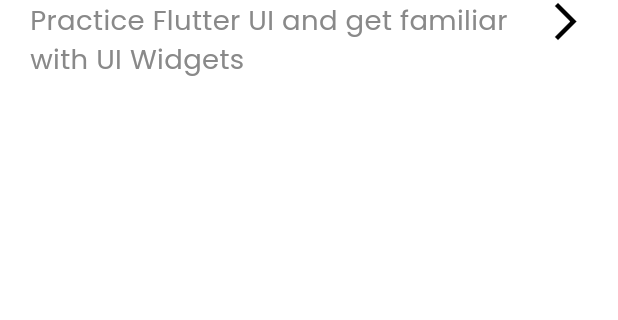
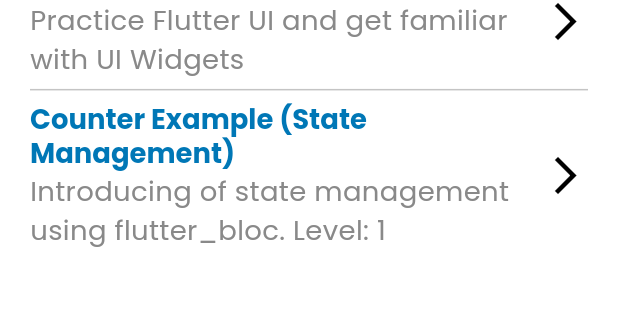
Before and after one commit to rbennum/kelas-flutter-starting-project, a Flutter app: the screen it shows after launch, on a phone screen of 412 x 824 dp, the part 167-487 px from its top. Run offline on Flutter 3.47's test engine with Material 3 defaults, Android fonts, the phone set to English and light mode, and no system bars; our stand-ins replace auto_route, bloc, dio, flutter_screenutil, fluttertoast, fpdart and 6 more; generated files the repository leaves out were written again.

Commit message:
feat: create counter app

```diff
--- a/lib/core/routes/app_router.dart
+++ b/lib/core/routes/app_router.dart
@@ -7,6 +7,7 @@
   List<AutoRoute> routes = [
     AutoRoute(page: SplashRoute.page, initial: true),
     AutoRoute(page: DummyUIRoute.page),
-    AutoRoute(page: DummyUIListRoute.page)
+    AutoRoute(page: DummyUIListRoute.page),
+    AutoRoute(page: CounterRoute.page),
   ];
 }
--- /dev/null
+++ b/lib/presentation/pages/counter/model/counter_cubit.dart
@@ -0,0 +1,8 @@
+import 'package:hydrated_bloc/hydrated_bloc.dart';
+
+class CounterCubit extends Cubit<int> {
+  CounterCubit() : super(0);
+
+  void increment() => emit(state + 1);
+  void decrement() => emit(state - 1);
+}
--- a/lib/presentation/pages/splash/splash_page.dart
+++ b/lib/presentation/pages/splash/splash_page.dart
@@ -15,6 +15,10 @@
           "Dummy UI",
           "Practice Flutter UI and get familiar with UI Widgets",
           () => AutoRouter.of(context).push(const DummyUIRoute())),
+      SplashItem(
+          "Counter Example (State Management)",
+          "Introducing of state management using flutter_bloc. Level: 1",
+          () => AutoRouter.of(context).push(const CounterRoute()))
     ];
 
     return Scaffold(
```
Also changed, not shown: lib/presentation/pages/counter/counter_page.dart (added, +35 -0 lines), lib/core/routes/app_router.gr.dart.
